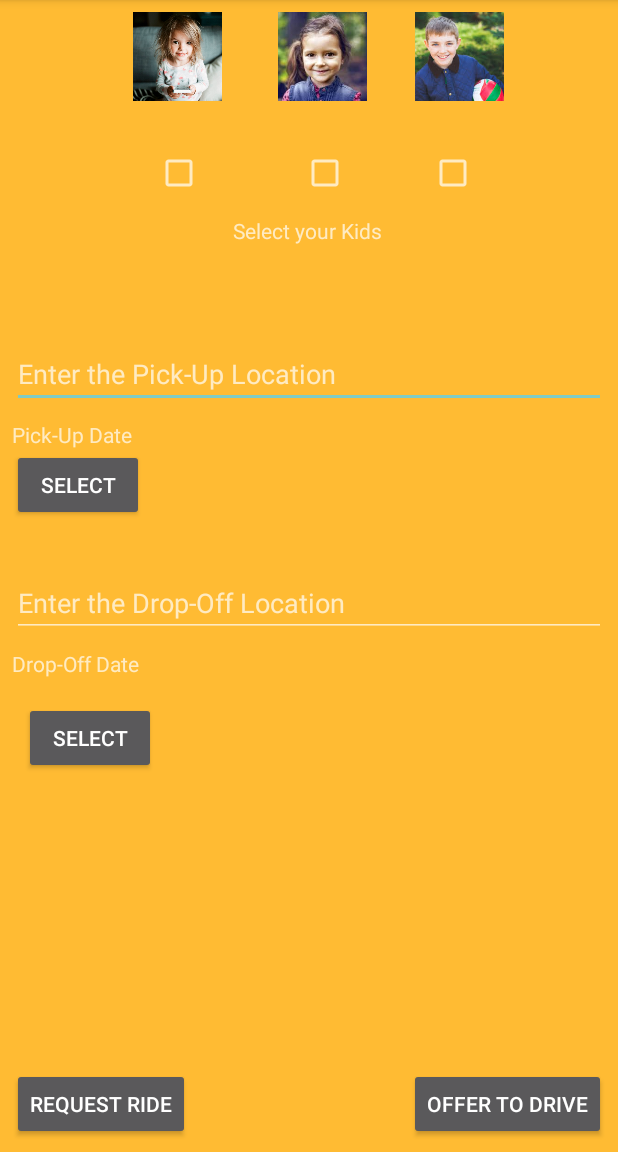
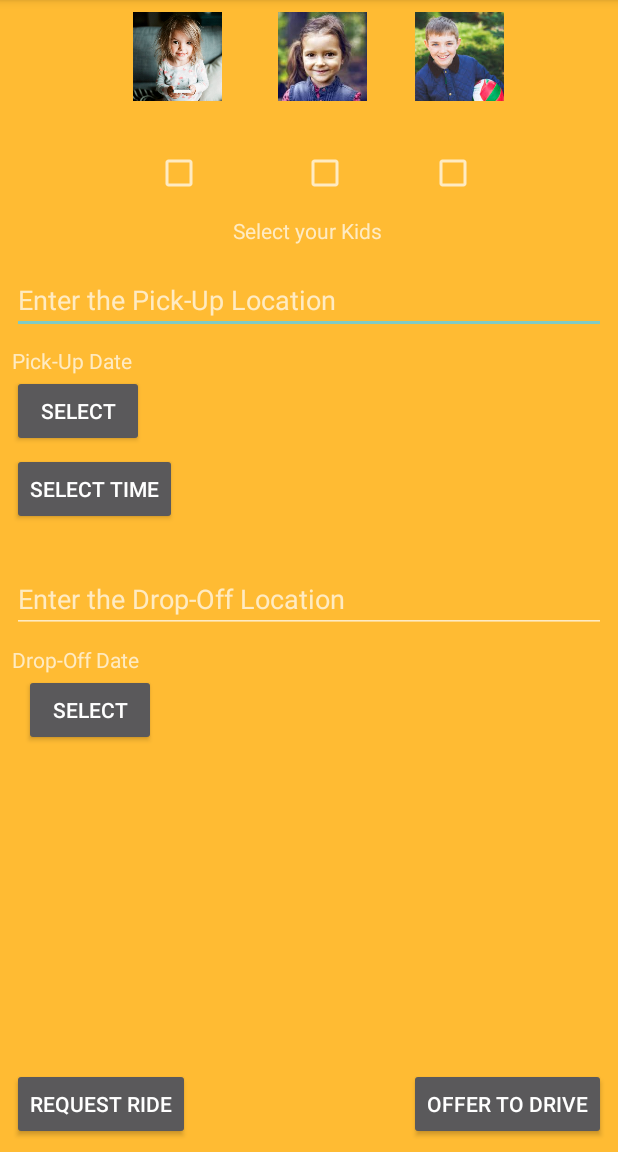
Before and after one commit to yeladrive/FrontEnd, an Android app: the fragment SchedulerFragment placed in its activity, after a tap on "REQUEST RIDE", on a phone screen of 412 x 824 dp, the part 84-1236 px from its top. Run offline under Robolectric (Android 15) with nearby library versions, the phone set to English and light mode, and no system bars; our stand-ins replace Firebase (no records; nobody signed in at launch, a user with empty details on screens opened directly); libraries missing offline, so code that uses them is left out: io.grpc.internal; 5 statements that could not run were skipped.

Commit message:
hardcoded times

```diff
--- a/app/src/main/java/com/example/yeladrive/Fragments/SchedulerFragment.java
+++ b/app/src/main/java/com/example/yeladrive/Fragments/SchedulerFragment.java
@@ -38,6 +38,7 @@ import com.google.firebase.Timestamp;
 import com.google.firebase.auth.FirebaseAuth;
 import com.google.firebase.firestore.FirebaseFirestore;
 
+import java.sql.Time;
 import java.util.Arrays;
 import java.util.Calendar;
 import java.util.Date;
@@ -63,7 +64,7 @@ public class SchedulerFragment extends Fragment {
     private AutoCompleteTextView PICKUPLOC, DROPOFFLOC;
     private TextView PICKUPTIME, DROPOFFTIME, selectedKid;
     private DatePickerDialog.OnDateSetListener date_pick_listener, date_drop_listener;
-    private Button request,offer, date_pick, date_drop;
+    private Button request,offer, date_pick, date_drop, time_pick;
     private CheckBox kid1, kid2, kid3;
 
     private int kid_num;
@@ -82,15 +83,19 @@ public class SchedulerFragment extends Fragment {
         user = FirebaseAuth.getInstance();
         db = FirebaseFirestore.getInstance();
 
-        selectedKid = view.findViewById(R.id.SelectYourKids);
+        //selectedKid = view.findViewById(R.id.SelectYourKids);
         request = view.findViewById(R.id.request);
         offer = view.findViewById(R.id.offer);
+
         PICKUPLOC = view.findViewById(R.id.pickup_loc_auto);
         DROPOFFLOC = view.findViewById(R.id.dropoff_loc_auto);
         PICKUPTIME = view.findViewById(R.id.PICKUPTIME);
         DROPOFFTIME = view.findViewById(R.id.DROPOFFTIME);
+
         date_pick = view.findViewById(R.id.select_date_button);
         date_drop = view.findViewById(R.id.select_date_button2);
+        time_pick = view.findViewById(R.id.select_time_button);
+
         kid1 = view.findViewById(R.id.checkBox);
         kid2 = view.findViewById(R.id.checkBox2);
         kid3 = view.findViewById(R.id.checkBox3);
@@ -339,8 +344,8 @@ public class SchedulerFragment extends Fragment {
         String [] updated_array = new String[3];
         String mPUL = PICKUPLOC.getText().toString();
         String mDOL = DROPOFFLOC.getText().toString();
-        String mPUT = PICKUPTIME.getText().toString();
-        String mDOT = DROPOFFTIME.getText().toString();
+        Timestamp mPUT = new Timestamp(new Date());
+        Timestamp mDOT = new Timestamp(new Date());
         Timestamp mTIM = new Timestamp(new Date());
         String mUSR = user.getUid();
         int seats_available = 5;
@@ -386,10 +391,12 @@ public class SchedulerFragment extends Fragment {
         String [] updated_array = new String[3];
         String mPUL = PICKUPLOC.getText().toString();
         String mDOL = DROPOFFLOC.getText().toString();
-        String mPUT = PICKUPTIME.getText().toString();
-        String mDOT = DROPOFFTIME.getText().toString();
+        Timestamp mPUT = new Timestamp(new Date());
+        Timestamp mDOT = new Timestamp(new Date());
         Timestamp mTIM = new Timestamp(new Date());
         String mUSR = user.getUid();
+        int seats_needed = 5;
+
 
         Map<String, Object> newRide = new HashMap<>();
         newRide.put(getString(R.string.PICKUPLOC_KEY), mPUL);
@@ -401,9 +408,15 @@ public class SchedulerFragment extends Fragment {
 
 
 
+
+
         for(int i =0; i < kid; i++){
             updated_array[i] = kid_names[i];
         }
+
+        seats_needed = seats_needed - updated_array.length;
+        newRide.put("seats_needed", seats_needed);
+
         newRide.put("kid", Arrays.asList(updated_array));
 
         db.collection(getString(R.string.RIDE_PATH)).document().set(newRide)
--- a/app/src/main/res/layout/fragment_scheduler.xml
+++ b/app/src/main/res/layout/fragment_scheduler.xml
@@ -28,7 +28,7 @@
             app:layout_constraintHorizontal_bias="0.0"
             app:layout_constraintStart_toStartOf="parent"
             app:layout_constraintTop_toTopOf="parent"
-            app:layout_constraintVertical_bias="0.309" />
+            app:layout_constraintVertical_bias="0.24" />
 
         <TextView
             android:id="@+id/pickup_textview"
@@ -49,15 +49,27 @@
             app:layout_constraintStart_toStartOf="parent"
             app:layout_constraintTop_toBottomOf="@+id/pickup_textview" />
 
+        <Button
+            android:id="@+id/select_time_button"
+            android:layout_width="wrap_content"
+            android:layout_height="wrap_content"
+            android:layout_marginStart="8dp"
+            android:layout_marginTop="52dp"
+            android:text="select time"
+            app:layout_constraintStart_toStartOf="parent"
+            app:layout_constraintTop_toBottomOf="@+id/pickup_textview" />
+
         <TextView
             android:id="@+id/PICKUPTIME"
             android:layout_width="wrap_content"
             android:layout_height="wrap_content"
             android:layout_marginStart="8dp"
             android:layout_marginEnd="8dp"
+            android:layout_marginBottom="4dp"
             android:textSize="30sp"
             app:layout_constraintBottom_toBottomOf="@+id/select_date_button"
             app:layout_constraintEnd_toEndOf="parent"
+            app:layout_constraintHorizontal_bias="0.064"
             app:layout_constraintStart_toEndOf="@+id/select_date_button"
             tools:text="@string/date_time" />
 
@@ -75,7 +87,7 @@
             app:layout_constraintHorizontal_bias="0.0"
             app:layout_constraintStart_toStartOf="parent"
             app:layout_constraintTop_toBottomOf="@+id/PICKUPTIME"
-            app:layout_constraintVertical_bias="0.0" />
+            app:layout_constraintVertical_bias="0.13" />
 
         <TextView
             android:id="@+id/dropoff_textview"
@@ -92,7 +104,6 @@
             android:layout_width="wrap_content"
             android:layout_height="wrap_content"
             android:layout_marginStart="16dp"
-            android:layout_marginTop="16dp"
             android:text="@string/select"
             app:layout_constraintStart_toStartOf="parent"
             app:layout_constraintTop_toBottomOf="@+id/dropoff_textview" />
@@ -103,10 +114,11 @@
             android:layout_height="wrap_content"
             android:layout_marginStart="8dp"
             android:layout_marginEnd="8dp"
+            android:layout_marginBottom="24dp"
             android:textSize="30sp"
             app:layout_constraintBottom_toBottomOf="@+id/select_date_button2"
             app:layout_constraintEnd_toEndOf="parent"
-            app:layout_constraintHorizontal_bias="0.577"
+            app:layout_constraintHorizontal_bias="0.287"
             app:layout_constraintStart_toEndOf="@+id/select_date_button2"
             tools:text="@string/date_time" />
 
@@ -180,7 +192,7 @@
             app:layout_constraintVertical_bias="0.127" />
 
         <TextView
-            android:id="@+id/SelectYourKids"
+            android:id="@+id/textView3"
             android:layout_width="102dp"
             android:layout_height="27dp"
             android:layout_marginStart="8dp"
```
